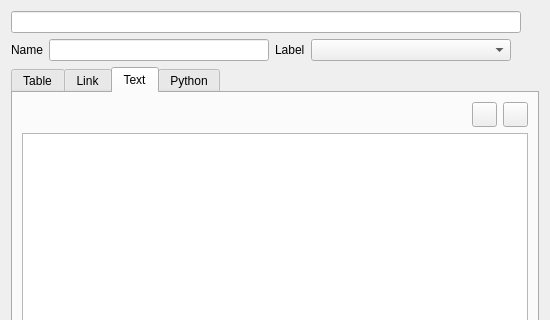
This is NAVigater/CGNS/NAV/T/Q7FormWindow.ui in pyCGNS/pyCGNS as Qt 5 draws it before an edit; both pictures show x 0 to 550 and y 0 to 320 of the 550 by 600 pixel window. The edited form follows.
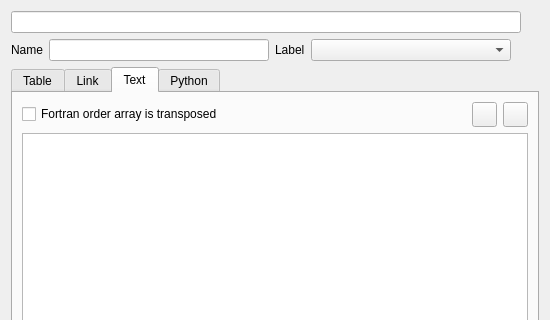
This is the edited form. The open tabs and pages were chosen to show the change. Icons and pictures are not drawn. Custom widgets are drawn as their Qt base class.

Patch:
```diff
--- a/NAVigater/CGNS/NAV/T/Q7FormWindow.ui
+++ b/NAVigater/CGNS/NAV/T/Q7FormWindow.ui
@@ -817,6 +817,13 @@
         <layout class="QVBoxLayout" name="verticalLayout_10">
          <item>
           <layout class="QHBoxLayout" name="horizontalLayout_4">
+           <item>
+            <widget class="QCheckBox" name="cFortranOrderOff">
+             <property name="text">
+              <string>Fortran order array is transposed</string>
+             </property>
+            </widget>
+           </item>
            <item>
             <spacer name="horizontalSpacer_3">
              <property name="orientation">
```
